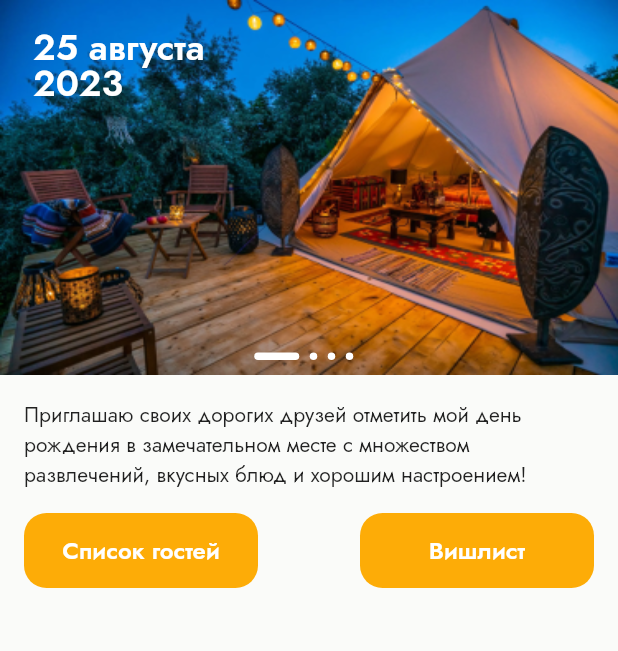
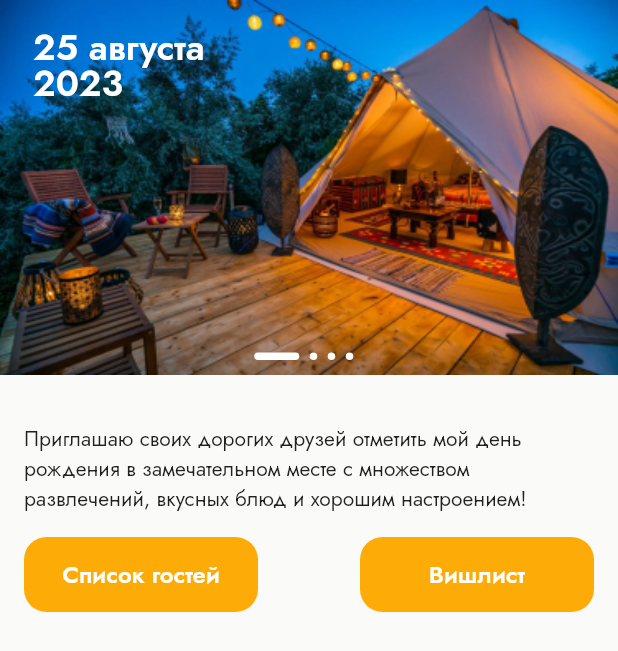
Before and after one commit to barbarisss/birthday_app, a Flutter app: the screen it shows after launch, on a phone screen of 412 x 824 dp. Shown: the top 651 px of the screen. Run offline on Flutter 3.47's test engine with Material 2 defaults, Android fonts, the light colour scheme and no system bars; drawn by our look-alikes of carousel_slider.

Commit message:
refactor(main_screen): minor changes

```diff
--- a/lib/presentation/screens/main/main_screen.dart
+++ b/lib/presentation/screens/main/main_screen.dart
@@ -11,31 +11,32 @@ class MainScreenWidget extends StatelessWidget {
   Widget build(BuildContext context) {
     return SafeArea(
       child: Scaffold(
-        body: SingleChildScrollView(
-            child: Column(
+        body: ListView(
           children: [
             const SwiperWidget(),
             const SizedBox(height: 16),
-            const Padding(
-              padding: EdgeInsets.symmetric(horizontal: 16.0),
-              child: Text(
+            Padding(
+              padding: const EdgeInsets.symmetric(horizontal: 16),
+              child: Column(
+                children: [
+                  const SizedBox(height: 16),
+                  const Text(
                     AppStrings.invite,
                     style: TextStyle(fontSize: 14),
                   ),
-            ),
                   const SizedBox(height: 16),
-            Padding(
-              padding: const EdgeInsets.symmetric(horizontal: 16.0),
-              child: Row(
+                  Row(
                     mainAxisAlignment: MainAxisAlignment.spaceBetween,
                     children: const [
                       YellowButtonWidget(title: AppStrings.guests),
                       YellowButtonWidget(title: AppStrings.wishlist),
                     ],
                   ),
+                ],
               ),
+            )
           ],
-        )),
+        ),
       ),
     );
   }
```
Lines whose indentation alone changed are shown as unchanged.
